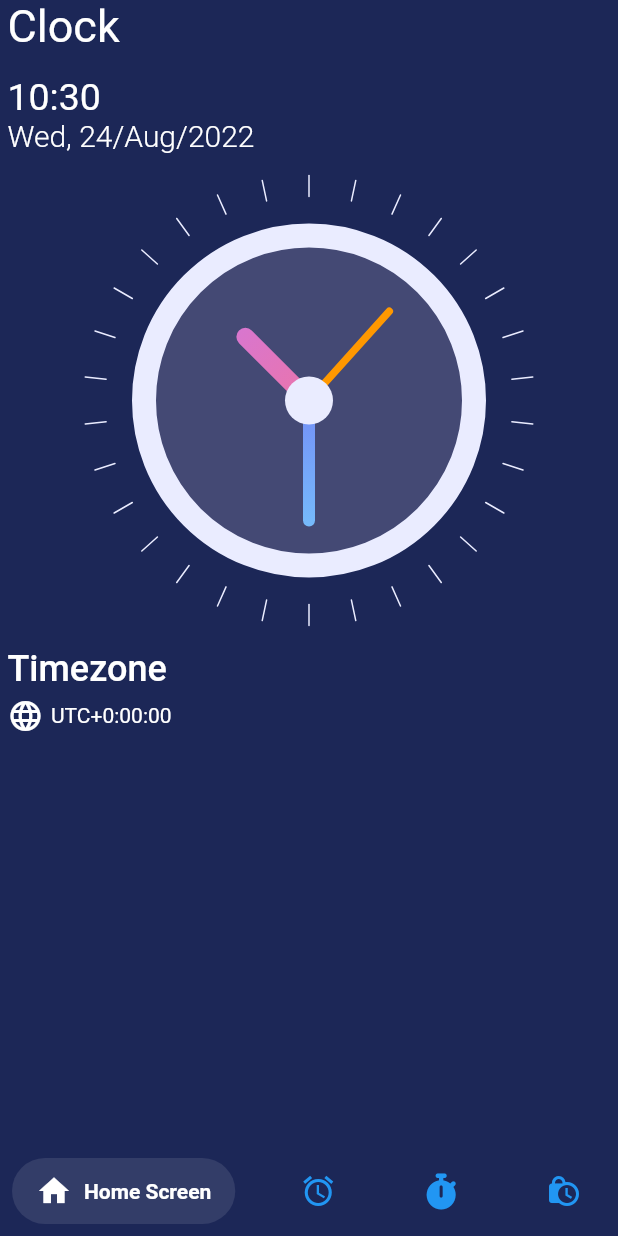
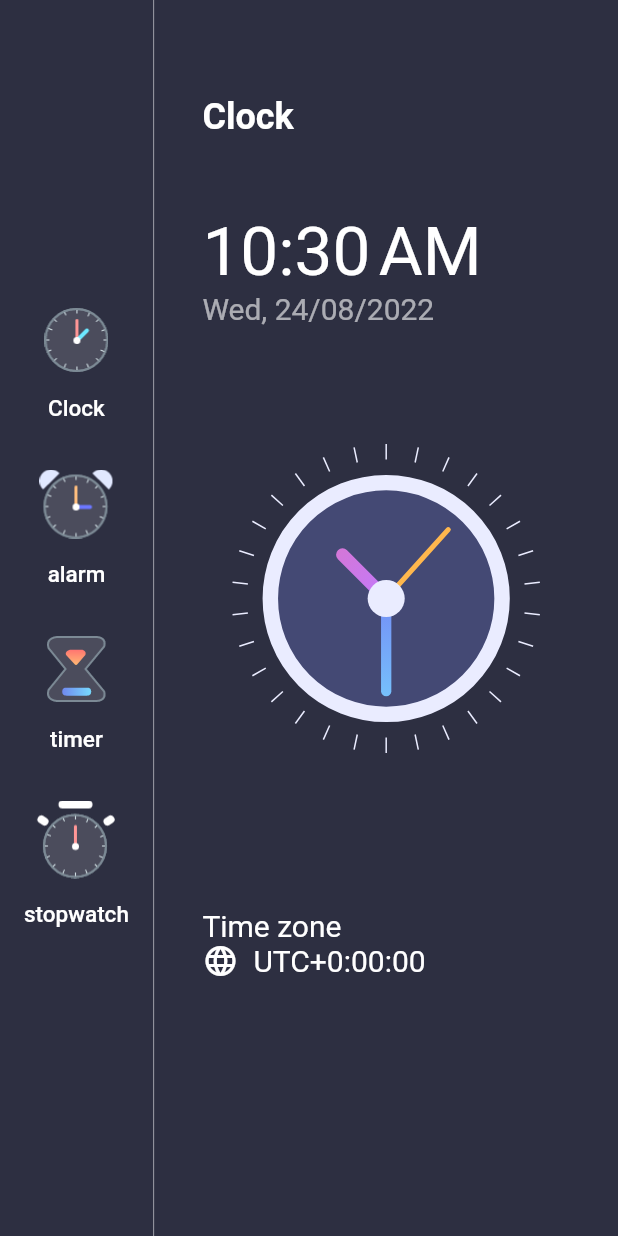
Before and after one commit to SeAliijaz/Reminder_App, a Flutter app: the screen it shows after launch, on a phone screen of 412 x 824 dp. Run offline on Flutter 3.47's test engine with Material 2 defaults, Android fonts, the light colour scheme and no system bars; drawn by our look-alikes of salomon_bottom_bar; our stand-ins replace cloud_firestore, firebase_core, flutter_local_notifications, fluttertoast, google_fonts, sizer and 1 more; accounts and stored records are empty; Roboto replaces fonts that are missing (Salsa).

Commit message:
new work new UI, changes

```diff
--- a/lib/Canvas/digital_clock_view.dart
+++ b/lib/Canvas/digital_clock_view.dart
@@ -1,48 +1,48 @@
-import 'dart:async';
-import 'package:flutter/material.dart';
-import 'package:intl/intl.dart';
+// import 'dart:async';
+// import 'package:flutter/material.dart';
+// import 'package:intl/intl.dart';
 
-class DigitalClockWidget extends StatefulWidget {
-  const DigitalClockWidget({
-    Key? key,
-  }) : super(key: key);
-  @override
-  State<StatefulWidget> createState() {
-    return DigitalClockWidgetState();
-  }
-}
+// class DigitalClockWidget extends StatefulWidget {
+//   const DigitalClockWidget({
+//     Key? key,
+//   }) : super(key: key);
+//   @override
+//   State<StatefulWidget> createState() {
+//     return DigitalClockWidgetState();
+//   }
+// }
 
-class DigitalClockWidgetState extends State<DigitalClockWidget> {
-  var formattedTime = DateFormat('HH:mm').format(DateTime.now());
-  late Timer timer;
+// class DigitalClockWidgetState extends State<DigitalClockWidget> {
+//   var formattedTime = DateFormat('HH:mm').format(DateTime.now());
+//   late Timer timer;
 
-  @override
-  void initState() {
-    timer = Timer.periodic(const Duration(seconds: 1), (timer) {
-      var perviousMinute =
-          DateTime.now().add(const Duration(seconds: -1)).minute;
-      var currentMinute = DateTime.now().minute;
-      if (perviousMinute != currentMinute) {
-        setState(() {
-          formattedTime = DateFormat("HH:mm").format(DateTime.now());
-        });
-      }
-    });
-    super.initState();
-  }
+//   @override
+//   void initState() {
+//     timer = Timer.periodic(const Duration(seconds: 1), (timer) {
+//       var perviousMinute =
+//           DateTime.now().add(const Duration(seconds: -1)).minute;
+//       var currentMinute = DateTime.now().minute;
+//       if (perviousMinute != currentMinute) {
+//         setState(() {
+//           formattedTime = DateFormat("HH:mm").format(DateTime.now());
+//         });
+//       }
+//     });
+//     super.initState();
+//   }
 
-  @override
-  void dispose() {
-    timer.cancel();
-    super.dispose();
-  }
+//   @override
+//   void dispose() {
+//     timer.cancel();
+//     super.dispose();
+//   }
 
-  @override
-  Widget build(BuildContext context) {
-    debugPrint('=====> digital clock updated <=====');
-    return Text(
-      formattedTime,
-      style: const TextStyle(fontSize: 25, color: Colors.white),
-    );
-  }
-}
+//   @override
+//   Widget build(BuildContext context) {
+//     debugPrint('=====> digital clock updated <=====');
+//     return Text(
+//       formattedTime,
+//       style: const TextStyle(fontSize: 25, color: Colors.white),
+//     );
+//   }
+// }
--- /dev/null
+++ b/lib/Constants/theme_data.dart
@@ -0,0 +1,37 @@
+import 'package:flutter/material.dart';
+
+class CustomColors {
+  static Color primaryTextColor = Colors.white;
+  static Color dividerColor = Colors.white54;
+  static Color pageBackgroundColor = Color(0xFF2D2F41);
+  static Color menuBackgroundColor = Color(0xFF242634);
+
+  static Color clockBG = Color(0xFF444974);
+  static Color clockOutline = Color(0xFFEAECFF);
+  static Color? secHandColor = Colors.orange[300];
+  static Color minHandStatColor = Color(0xFF748EF6);
+  static Color minHandEndColor = Color(0xFF77DDFF);
+  static Color hourHandStatColor = Color(0xFFC279FB);
+  static Color hourHandEndColor = Color(0xFFEA74AB);
+}
+
+class GradientColors {
+  final List<Color> colors;
+  GradientColors(this.colors);
+
+  static List<Color> sky = [Color(0xFF6448FE), Color(0xFF5FC6FF)];
+  static List<Color> sunset = [Color(0xFFFE6197), Color(0xFFFFB463)];
+  static List<Color> sea = [Color(0xFF61A3FE), Color(0xFF63FFD5)];
+  static List<Color> mango = [Color(0xFFFFA738), Color(0xFFFFE130)];
+  static List<Color> fire = [Color(0xFFFF5DCD), Color(0xFFFF8484)];
+}
+
+class GradientTemplate {
+  static List<GradientColors> gradientTemplate = [
+    GradientColors(GradientColors.sky),
+    GradientColors(GradientColors.sunset),
+    GradientColors(GradientColors.sea),
+    GradientColors(GradientColors.mango),
+    GradientColors(GradientColors.fire),
+  ];
+}
--- a/lib/Screens/home_screen.dart
+++ b/lib/Screens/home_screen.dart
@@ -1,10 +1,6 @@
 import 'package:flutter/material.dart';
-import 'package:font_awesome_flutter/font_awesome_flutter.dart';
-import 'package:reminder_app/Countdown-Timer/count_down_timer.dart';
-import 'package:reminder_app/Reminder/reminder_screen.dart';
-import 'package:reminder_app/Screens/home_screen_clock_view.dart';
-import 'package:reminder_app/Stopwatch/stop_watch_screen.dart';
-import 'package:salomon_bottom_bar/salomon_bottom_bar.dart';
+import 'package:intl/intl.dart';
+import 'package:reminder_app/Canvas/clock_view.dart';
 
 class HomeScreen extends StatefulWidget {
   static const String pageRoute = "/HomeScreen";
@@ -17,53 +13,150 @@ class HomeScreen extends StatefulWidget {
 }
 
 class _HomeScreenState extends State<HomeScreen> {
-  int _selectedIndex = 0;
-
-  void _onItemTapped(int index) {
-    setState(() {
-      _selectedIndex = index;
-    });
-  }
-
-  static const List _pages = [
-    HomeScreenClockView(),
-    ReminderScreen(),
-    StopWatchScreen(),
-    CountDownTimerScreen(),
-  ];
-
   @override
   Widget build(BuildContext context) {
-    ///Scaffold
-    return SafeArea(
-      child: Scaffold(
-        bottomNavigationBar: SalomonBottomBar(
-            selectedItemColor: Colors.white,
-            unselectedItemColor: Colors.blue,
-            currentIndex: _selectedIndex,
-            onTap: _onItemTapped,
-            items: [
-              SalomonBottomBarItem(
-                icon: Icon(Icons.home),
-                title: Text("Home Screen"),
+    var now = DateTime.now();
+    var formattedTime = DateFormat.jm().format(now);
+    var formattedDate = DateFormat("EEE, dd/MM/yyyy").format(now);
+    var timeZoneString = now.timeZoneOffset.toString().split(".").first;
+    var offSetSign = "";
+    if (!timeZoneString.startsWith("-")) offSetSign = "+";
+    debugPrint(timeZoneString.toString());
+
+    return Scaffold(
+      backgroundColor: const Color(0XFF2D2F41),
+      body: Row(
+        children: [
+          Column(
+            mainAxisAlignment: MainAxisAlignment.center,
+            children: [
+              buildMenuButtons("Clock", "assets/clock_icon.png"),
+              buildMenuButtons("alarm", "assets/alarm_icon.png"),
+              buildMenuButtons("timer", "assets/timer_icon.png"),
+              buildMenuButtons("stopwatch", "assets/stopwatch_icon.png"),
+            ],
+          ),
+          VerticalDivider(
+            color: Colors.white54,
+            width: 1,
+          ),
+          Expanded(
+            child: Container(
+              padding: const EdgeInsets.symmetric(horizontal: 32, vertical: 64),
+              child: Column(
+                crossAxisAlignment: CrossAxisAlignment.start,
+                children: [
+                  Flexible(
+                    flex: 1,
+                    fit: FlexFit.tight,
+                    child: Text(
+                      "Clock",
+                      style: TextStyle(
+                          fontSize: 24,
+                          color: Colors.white,
+                          fontWeight: FontWeight.bold),
+                    ),
+                  ),
+                  Flexible(
+                    flex: 2,
+                    fit: FlexFit.tight,
+                    child: Column(
+                      crossAxisAlignment: CrossAxisAlignment.start,
+                      children: [
+                        ///Format Time
+                        ///DateTime.now();
+                        Text(
+                          formattedTime,
+                          style: TextStyle(
+                            fontSize: 45,
+                            color: Colors.white,
+                          ),
+                        ),
+
+                        ///Format Date
+                        Text(
+                          formattedDate,
+                          style: TextStyle(
+                            fontSize: 20,
+                            color: Colors.white60,
+                          ),
+                        ),
+                      ],
+                    ),
+                  ),
+
+                  ///clock view
+                  Flexible(
+                    flex: 4,
+                    fit: FlexFit.tight,
+                    child: Align(
+                      alignment: Alignment.center,
+                      child: ClockView(
+                          size: MediaQuery.of(context).size.height / 4),
+                    ),
+                  ),
+                  Flexible(
+                    flex: 2,
+                    fit: FlexFit.tight,
+                    child: Column(
+                      crossAxisAlignment: CrossAxisAlignment.start,
+                      children: [
+                        Text(
+                          "Time zone",
+                          style: const TextStyle(
+                            fontSize: 20,
+                            color: Colors.white,
+                          ),
+                        ),
+                        Row(
+                          children: [
+                            const Icon(
+                              Icons.language,
+                              color: Colors.white,
+                            ),
+                            const SizedBox(width: 10),
+                            Text(
+                              "utc".toUpperCase() + offSetSign + timeZoneString,
+                              style: const TextStyle(
+                                fontSize: 20,
+                                color: Colors.white,
+                              ),
+                            ),
+                          ],
+                        )
+                      ],
+                    ),
+                  ),
+                ],
               ),
-              SalomonBottomBarItem(
-                icon: Icon(Icons.alarm),
-                title: Text("Reminder Screen"),
-              ),
-              SalomonBottomBarItem(
-                icon: FaIcon(FontAwesomeIcons.stopwatch),
-                title: Text("Stopwatch SCreen"),
-              ),
-              SalomonBottomBarItem(
-                icon: Icon(Icons.lock_clock),
-                title: Text("Countdown timer"),
-              ),
-            ]),
-        body: Center(
-          child: _pages.elementAt(_selectedIndex),
-        ),
+            ),
+          ),
+        ],
       ),
     );
   }
+
+  Padding buildMenuButtons(String title, String image) {
+    return Padding(
+      padding: const EdgeInsets.symmetric(vertical: 16.0),
+      child: MaterialButton(
+          onPressed: () {},
+          child: Column(
+            children: [
+              Image.asset(
+                image,
+                scale: 1.5,
+              ),
+              SizedBox(height: 15),
+              Text(
+                title,
+                style: TextStyle(
+                  fontSize: 15,
+                  color: Colors.white,
+                ),
+              )
+            ],
+          )),
+    );
+  }
 }
--- a/lib/Screens/home_screen_clock_view.dart
+++ /dev/null
@@ -1,103 +0,0 @@
-import 'package:flutter/material.dart';
-import 'package:google_fonts/google_fonts.dart';
-import 'package:intl/intl.dart';
-import 'package:reminder_app/Canvas/clock_view.dart';
-import 'package:reminder_app/Canvas/digital_clock_view.dart';
-
-class HomeScreenClockView extends StatefulWidget {
-  const HomeScreenClockView({Key? key}) : super(key: key);
-
-  @override
-  State<HomeScreenClockView> createState() => _HomeScreenClockViewState();
-}
-
-class _HomeScreenClockViewState extends State<HomeScreenClockView> {
-  @override
-  Widget build(BuildContext context) {
-    ///variable in widget build
-    var now = DateTime.now();
-    var formattedDate = DateFormat('EEE, d/MMM/yyyy').format(now);
-    var timezoneString = now.timeZoneOffset.toString().split('.').first;
-    var offsetSign = '';
-    if (!timezoneString.startsWith('-')) offsetSign = '+';
-    return Scaffold(
-      body: Column(
-        crossAxisAlignment: CrossAxisAlignment.start,
-        children: <Widget>[
-          Padding(
-            padding: const EdgeInsets.symmetric(horizontal: 5),
-            child: Text(
-              'Clock',
-              style: GoogleFonts.salsa(fontSize: 30, color: Colors.white),
-            ),
-          ),
-          SizedBox(height: 15),
-          Padding(
-            padding: const EdgeInsets.symmetric(horizontal: 5),
-            child: Column(
-              crossAxisAlignment: CrossAxisAlignment.start,
-              children: [
-                ///Digital Clock view
-                const DigitalClockWidget(),
-
-                ///Date
-                Text(
-                  formattedDate,
-                  style: const TextStyle(
-                      fontWeight: FontWeight.w300,
-                      fontSize: 20,
-                      color: Colors.white),
-                ),
-              ],
-            ),
-          ),
-          SizedBox(height: 15),
-
-          ///Analog Clock
-          Column(
-            children: [
-              ClockView(),
-            ],
-          ),
-
-          SizedBox(height: 15),
-
-          ///TimeZone
-          Padding(
-            padding: const EdgeInsets.symmetric(horizontal: 5),
-            child: Column(
-              crossAxisAlignment: CrossAxisAlignment.start,
-              children: <Widget>[
-                const Text(
-                  'Timezone',
-                  style: TextStyle(
-                    fontWeight: FontWeight.w500,
-                    fontSize: 24,
-                    color: Colors.white,
-                  ),
-                ),
-                SizedBox(height: 5),
-                Row(
-                  children: <Widget>[
-                    const Icon(
-                      Icons.language,
-                      color: Colors.white,
-                    ),
-                    SizedBox(width: 5),
-                    Text(
-                      'UTC$offsetSign$timezoneString',
-                      style: const TextStyle(
-                        fontSize: 14,
-                        color: Colors.white,
-                      ),
-                    ),
-                  ],
-                ),
-              ],
-            ),
-          ),
-        ],
-      ),
-    );
-  }
-}
--- a/lib/main.dart
+++ b/lib/main.dart
@@ -1,4 +1,5 @@
 import 'package:firebase_core/firebase_core.dart';
+import 'package:flutter/foundation.dart';
 import 'package:flutter/material.dart';
 import 'package:fluttertoast/fluttertoast.dart';
 import 'package:reminder_app/Credientals-Screens/login_screen.dart';
@@ -43,9 +44,6 @@ class MyApp extends StatelessWidget {
               return MaterialApp(
                 debugShowCheckedModeBanner: false,
                 title: 'Reminder app',
-                theme: ThemeData(
-                  scaffoldBackgroundColor: const Color(0xff1c2757),
-                ),
 
                 ///HOME
                 home: const HomeScreen(),
--- a/pubspec.yaml
+++ b/pubspec.yaml
@@ -48,7 +48,6 @@ dependencies:
   marquee: ^2.2.1
   permission_handler: ^9.2.0
   reviews_slider: ^2.0.0
-  salomon_bottom_bar: ^3.3.1
   sizer: ^2.0.15
   slide_digital_clock: ^1.0.2
   speech_to_text: ^5.5.0
```
Also changed, not shown: lib/Canvas/clock_view.dart (+61 -48 lines), assets/add_alarm.png (added), assets/alarm_icon.png (added), assets/clock_icon.png (added), assets/stopwatch_icon.png (added), assets/timer_icon.png (added), pubspec.lock.
